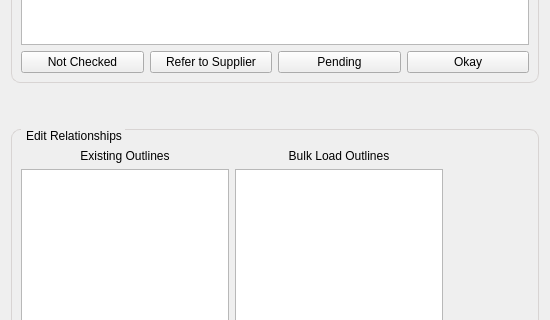
Before: the Qt Designer form buildings/gui/alter_building_relationship.ui in linz/nz-buildings, drawn with Qt 5; both pictures show x 0 to 550 and y 317 to 637 of the 550 by 974 pixel window.
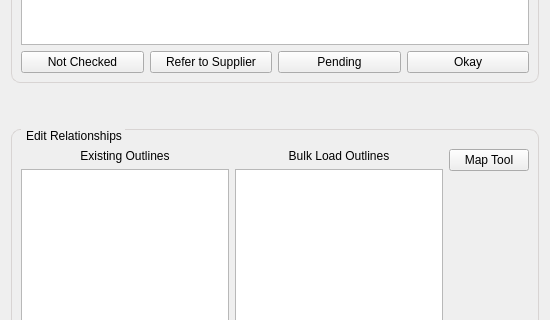
After: the same form once the commit is applied.

Commit message: add button to bring back multi layer selection

Diff of the .ui file:
```diff
--- a/buildings/gui/alter_building_relationship.ui
+++ b/buildings/gui/alter_building_relationship.ui
@@ -285,6 +285,13 @@
         </item>
         <item>
          <layout class="QVBoxLayout" name="verticalLayout_5">
+          <item>
+           <widget class="QPushButton" name="btn_maptool">
+            <property name="text">
+             <string>Map Tool</string>
+            </property>
+           </widget>
+          </item>
           <item>
            <spacer name="verticalSpacer">
             <property name="orientation">
```
The commit also changes 1 other file.
